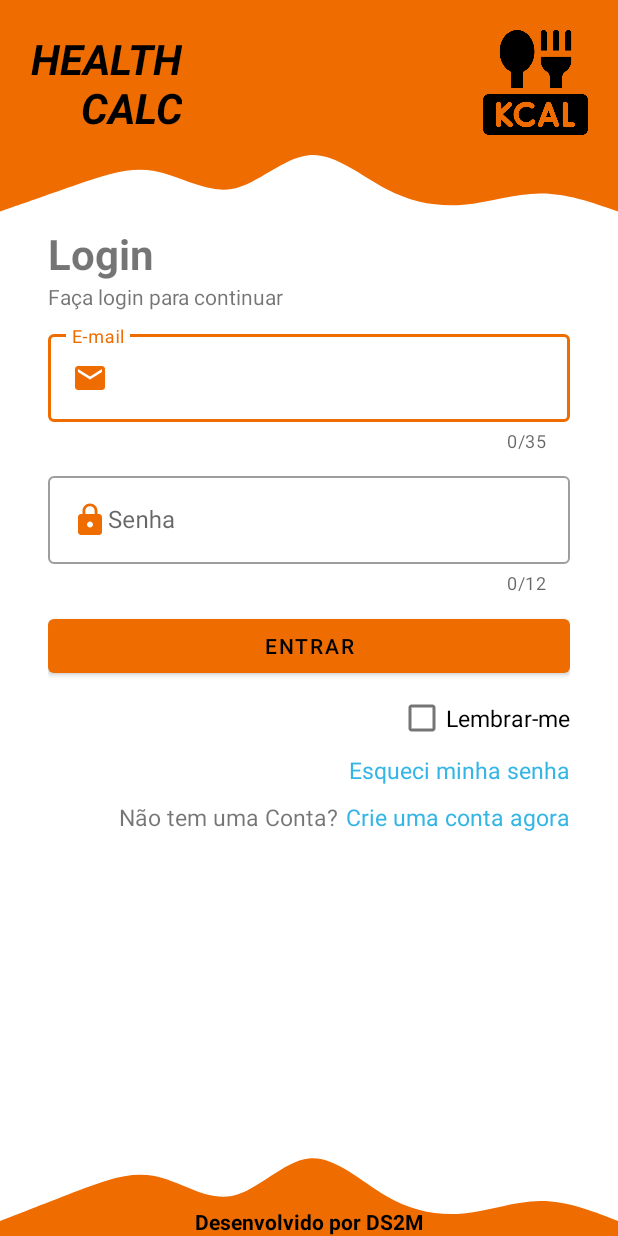
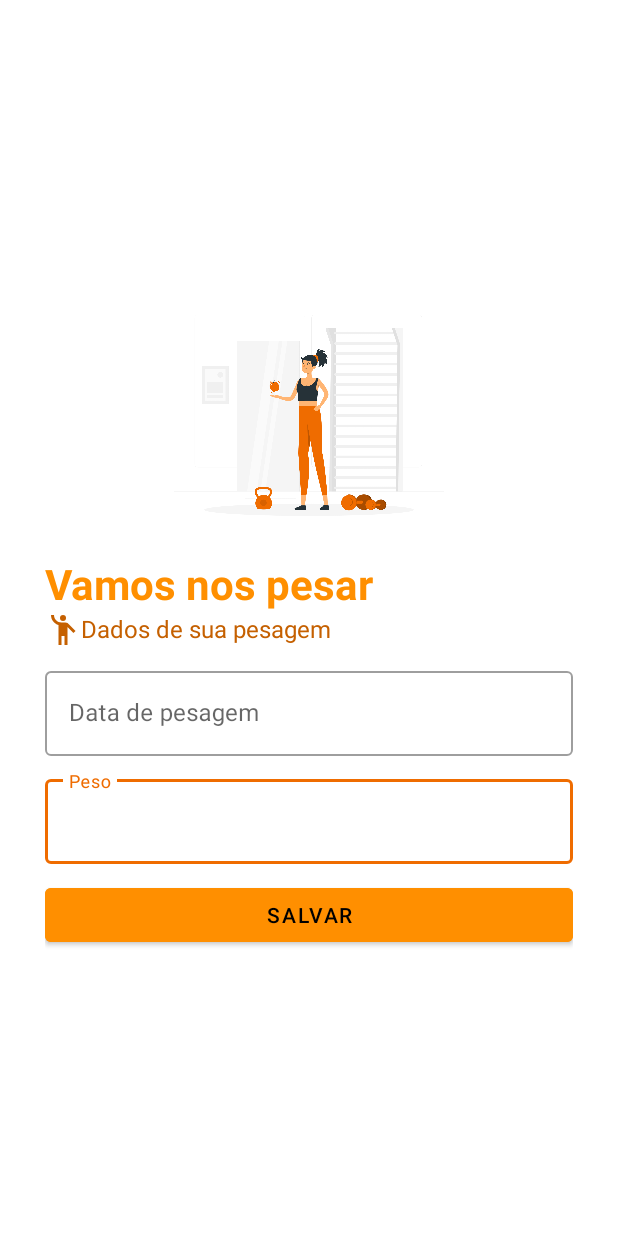
Before and after one commit to BlVck213/IMC_App_Mobile, an Android app: the screen it shows after launch (LoginActivity before the commit, PesoActivity after it), on a phone screen of 412 x 824 dp. Run offline under Robolectric (Android 15) with nearby library versions, the phone set to English and light mode, and no system bars.

Commit message:
pesoActivity

```diff
--- a/app/src/main/AndroidManifest.xml
+++ b/app/src/main/AndroidManifest.xml
@@ -10,11 +10,8 @@
         android:supportsRtl="true"
         android:theme="@style/Theme.Imc">
 
-        <activity android:name=".ui.LoginActivity"> <intent-filter>
-            <action android:name="android.intent.action.MAIN" />
+        <activity android:name=".ui.LoginActivity">
 
-            <category android:name="android.intent.category.LAUNCHER" />
-        </intent-filter>
         </activity>
 
         <activity android:name=".ui.DashboardActivity">
@@ -24,6 +21,14 @@
 
         </activity>
 
+        <activity android:name=".ui.PesoActivity">
+            <intent-filter>
+                <action android:name="android.intent.action.MAIN" />
+
+                <category android:name="android.intent.category.LAUNCHER" />
+            </intent-filter>
+        </activity>
+
         <meta-data
             android:name="preloaded_fonts"
             android:resource="@array/preloaded_fonts" />
--- a/app/src/main/java/com/example/imc/ui/DashboardActivity.kt
+++ b/app/src/main/java/com/example/imc/ui/DashboardActivity.kt
@@ -1,10 +1,12 @@
 package com.example.imc.ui
 
+import android.content.Intent
 import android.os.Bundle
 import android.widget.ImageView
 import android.widget.TextView
 import androidx.appcompat.app.AppCompatActivity
 import com.example.imc.R
+import com.example.imc.util.calcularIdade
 import com.example.imc.util.convertBase64toBitmap
 
 class DashboardActivity: AppCompatActivity() {
@@ -25,6 +27,8 @@ class DashboardActivity: AppCompatActivity() {
         super.onCreate(savedInstanceState)
         setContentView(R.layout.activity_dashboard)
 
+        supportActionBar!!.hide()
+
         tvNome = findViewById(R.id.NOME)
         tvProfissao = findViewById(R.id.PROFISSAO)
         tvNcd = findViewById(R.id.NCD)
@@ -34,9 +38,19 @@ class DashboardActivity: AppCompatActivity() {
         tvPeso = findViewById(R.id.PESO)
         ivFotoPerfil = findViewById(R.id.FOTO_PERFIL)
 
-    carregarDashboard()
+        carregarDashboard()
 
-        supportActionBar!!.hide()
+        val pesarAgora = findViewById<ImageView>(R.id.dois)
+
+        pesarAgora.setOnClickListener {
+            val abrirPesoActivity = Intent(this, PesoActivity::class.java)
+
+            startActivity(abrirPesoActivity)
+
+
+        }
+
+
     }
 
 
@@ -45,6 +59,7 @@ class DashboardActivity: AppCompatActivity() {
 
         tvNome.text = arquivo.getString("nome", "")
         tvProfissao.text = arquivo.getString("profissao", "")
+        tvIdade.text = calcularIdade(arquivo.getString("dataNascimento", "")!!).toString()
         tvAltura.text = arquivo.getFloat("altura", 0.0f).toString()
 
         val bitmap = convertBase64toBitmap(arquivo.getString("fotoPerfil", "")!!)
--- /dev/null
+++ b/app/src/main/java/com/example/imc/ui/PesoActivity.kt
@@ -0,0 +1,17 @@
+package com.example.imc.ui
+
+import android.os.Bundle
+import androidx.appcompat.app.AppCompatActivity
+import com.example.imc.R
+
+class PesoActivity : AppCompatActivity() {
+
+
+
+    override fun onCreate(savedInstanceState: Bundle?) {
+        super.onCreate(savedInstanceState)
+        setContentView(R.layout.activity_peso)
+
+        supportActionBar!!.hide()
+        }
+    }
--- a/app/src/main/java/com/example/imc/util/Date.kt
+++ b/app/src/main/java/com/example/imc/util/Date.kt
@@ -1,6 +1,7 @@
 package com.example.imc.util
 
 import java.time.LocalDate
+import java.time.Period
 import java.time.format.DateTimeFormatter
 
 fun convertStringToLocalDate(brazilDate:String) : LocalDate {
@@ -10,3 +11,24 @@ fun convertStringToLocalDate(brazilDate:String) : LocalDate {
 
     return localDateFormat
 }
+
+fun calcularIdade(dataNascimento: String): Int {
+
+    // Obter data atual (hoje)
+    val hoje = LocalDate.now()
+
+    val nascimentoArray = dataNascimento.split("-").toTypedArray()
+
+    //Converter a data de nascimento em LocalDate
+    val nascimento = LocalDate.of(
+                                nascimentoArray[0].toInt(),
+                                nascimentoArray[1].toInt(),
+                                nascimentoArray[2].toInt())
+
+    // Obter a idade
+    val idade = Period.between(nascimento, hoje).years
+
+    return idade
+
+
+}
--- /dev/null
+++ b/app/src/main/res/drawable/ic_baseline_emoji_people_24.xml
@@ -0,0 +1,6 @@
+<vector android:height="24dp" android:tint="#C56000"
+    android:viewportHeight="24" android:viewportWidth="24"
+    android:width="24dp" xmlns:android="http://schemas.android.com/apk/res/android">
+    <path android:fillColor="@android:color/white" android:pathData="M12,4m-2,0a2,2 0,1 1,4 0a2,2 0,1 1,-4 0"/>
+    <path android:fillColor="@android:color/white" android:pathData="M15.89,8.11C15.5,7.72 14.83,7 13.53,7c-0.21,0 -1.42,0 -2.54,0C8.24,6.99 6,4.75 6,2H4c0,3.16 2.11,5.84 5,6.71V22h2v-6h2v6h2V10.05L18.95,14l1.41,-1.41L15.89,8.11z"/>
+</vector>
--- /dev/null
+++ b/app/src/main/res/drawable/ic_baseline_fitness_center_24.xml
@@ -0,0 +1,5 @@
+<vector android:height="24dp" android:tint="#FF8F00"
+    android:viewportHeight="24" android:viewportWidth="24"
+    android:width="24dp" xmlns:android="http://schemas.android.com/apk/res/android">
+    <path android:fillColor="@android:color/white" android:pathData="M20.57,14.86L22,13.43 20.57,12 17,15.57 8.43,7 12,3.43 10.57,2 9.14,3.43 7.71,2 5.57,4.14 4.14,2.71 2.71,4.14l1.43,1.43L2,7.71l1.43,1.43L2,10.57 3.43,12 7,8.43 15.57,17 12,20.57 13.43,22l1.43,-1.43L16.29,22l2.14,-2.14 1.43,1.43 1.43,-1.43 -1.43,-1.43L22,16.29z"/>
+</vector>
--- a/app/src/main/res/layout/activity_dashboard.xml
+++ b/app/src/main/res/layout/activity_dashboard.xml
@@ -202,7 +202,7 @@
     android:padding="30dp">
 
     <androidx.cardview.widget.CardView
-        android:id="@+id/pesar"
+        android:id="@+id/pesarAgora"
         android:layout_width="match_parent"
         android:layout_height="wrap_content"
         android:layout_marginBottom="20dp">
@@ -249,7 +249,7 @@
     </androidx.cardview.widget.CardView>
 
     <androidx.cardview.widget.CardView
-        android:layout_below="@id/pesar"
+        android:layout_below="@id/pesarAgora"
         android:layout_width="match_parent"
         android:layout_height="wrap_content">
         <RelativeLayout
--- /dev/null
+++ b/app/src/main/res/layout/activity_peso.xml
@@ -0,0 +1,104 @@
+<?xml version="1.0" encoding="utf-8"?>
+<RelativeLayout xmlns:android="http://schemas.android.com/apk/res/android"
+    android:layout_width="match_parent"
+    android:layout_height="match_parent"
+    xmlns:app="http://schemas.android.com/apk/res-auto">
+
+
+
+
+    <RelativeLayout
+        android:layout_width="match_parent"
+        android:layout_height="match_parent"
+        android:gravity="center"
+        android:padding="30dp">
+
+
+        <ImageView
+            android:id="@+id/img"
+            android:layout_centerInParent="true"
+            android:layout_width="200dp"
+            android:layout_height="180dp"
+            android:src="@drawable/health"
+            />
+
+        <TextView
+            android:id="@+id/text_view_titulo"
+            android:layout_width="wrap_content"
+            android:layout_height="wrap_content"
+            android:text="Vamos nos pesar"
+            android:textSize="28sp"
+            android:textStyle="bold"
+            android:layout_below="@+id/img"
+            android:textColor="@color/colorPrimary"
+            />
+
+        <TextView
+            android:id="@+id/text_view_subtitulo"
+            android:layout_width="wrap_content"
+            android:layout_height="wrap_content"
+            android:text="Dados de sua pesagem"
+            android:drawableStart="@drawable/ic_baseline_emoji_people_24"
+            android:textSize="16sp"
+            android:layout_below="@+id/text_view_titulo"
+            android:textColor="#c56000"
+            />
+
+
+        <com.google.android.material.textfield.TextInputLayout
+            android:id="@+id/data_input_layout"
+            style="@style/Widget.MaterialComponents.TextInputLayout.OutlinedBox"
+            android:layout_width="match_parent"
+            android:layout_height="wrap_content"
+            android:layout_below="@id/text_view_subtitulo"
+            app:endIconMode="clear_text"
+            android:layout_marginTop="10dp"
+            >
+
+            <EditText
+                android:id="@+id/edit_data"
+                android:layout_width="match_parent"
+                android:layout_height="wrap_content"
+                android:inputType="number"
+                android:focusable="false"
+                android:hint="Data de pesagem"
+                android:drawableTint="#ef6c00"
+                />
+
+        </com.google.android.material.textfield.TextInputLayout>
+
+        <com.google.android.material.textfield.TextInputLayout
+            android:id="@+id/peso_input_layout"
+            style="@style/Widget.MaterialComponents.TextInputLayout.OutlinedBox"
+            android:layout_width="match_parent"
+            android:layout_height="wrap_content"
+            android:layout_below="@id/data_input_layout"
+
+            app:endIconMode="clear_text"
+            android:layout_marginTop="10dp"
+            >
+
+            <EditText
+                android:id="@+id/edit_peso"
+                android:layout_width="match_parent"
+                android:layout_height="wrap_content"
+                android:inputType="number"
+                android:hint="Peso"
+                android:drawableTint="#ef6c00"
+                />
+
+        </com.google.android.material.textfield.TextInputLayout>
+
+
+        <Button
+            android:text="Salvar"
+            android:id="@+id/buttonOK"
+            android:layout_width="match_parent"
+            android:layout_height="wrap_content"
+            android:layout_marginTop="10dp"
+            android:layout_below="@id/peso_input_layout"
+            android:backgroundTint="@color/colorPrimary"            />
+
+    </RelativeLayout>
+
+</RelativeLayout>
```
Also changed, not shown: app/src/main/res/drawable-v24/health.png (added).
